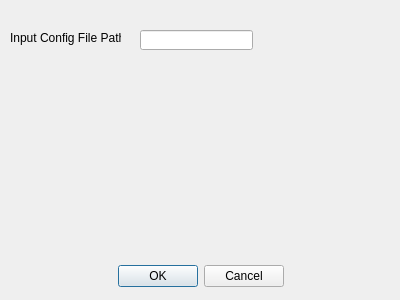
The window that cli_gen_tool/res/ui/preferencesDialog.ui (dstroy0/InputHandler) describes before a commit, drawn with Qt 5.
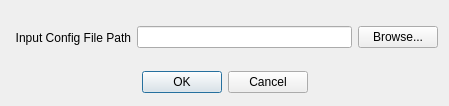
The same window after the commit.

The edit to the form file:
```diff
--- a/cli_gen_tool/res/ui/preferencesDialog.ui
+++ b/cli_gen_tool/res/ui/preferencesDialog.ui
@@ -6,21 +6,66 @@
    <rect>
     <x>0</x>
     <y>0</y>
-    <width>400</width>
-    <height>300</height>
+    <width>449</width>
+    <height>106</height>
    </rect>
   </property>
   <property name="windowTitle">
    <string>Dialog</string>
   </property>
+  <layout class="QGridLayout" name="gridLayout">
+   <item row="0" column="0">
+    <widget class="QLabel" name="label">
+     <property name="sizePolicy">
+      <sizepolicy hsizetype="Expanding" vsizetype="Expanding">
+       <horstretch>0</horstretch>
+       <verstretch>0</verstretch>
+      </sizepolicy>
+     </property>
+     <property name="minimumSize">
+      <size>
+       <width>120</width>
+       <height>0</height>
+      </size>
+     </property>
+     <property name="maximumSize">
+      <size>
+       <width>120</width>
+       <height>16777215</height>
+      </size>
+     </property>
+     <property name="text">
+      <string>Input Config File Path</string>
+     </property>
+     <property name="alignment">
+      <set>Qt::AlignRight|Qt::AlignTrailing|Qt::AlignVCenter</set>
+     </property>
+    </widget>
+   </item>
+   <item row="0" column="1">
+    <widget class="QLineEdit" name="config_path_input">
+     <property name="sizePolicy">
+      <sizepolicy hsizetype="MinimumExpanding" vsizetype="Fixed">
+       <horstretch>0</horstretch>
+       <verstretch>0</verstretch>
+      </sizepolicy>
+     </property>
+    </widget>
+   </item>
+   <item row="0" column="2">
+    <widget class="QPushButton" name="browse_for_config">
+     <property name="text">
+      <string>Browse...</string>
+     </property>
+    </widget>
+   </item>
+   <item row="1" column="0" colspan="3">
   <widget class="QDialogButtonBox" name="buttonBox">
-   <property name="geometry">
-    <rect>
-     <x>30</x>
-     <y>260</y>
-     <width>341</width>
-     <height>32</height>
-    </rect>
+     <property name="minimumSize">
+      <size>
+       <width>0</width>
+       <height>25</height>
+      </size>
    </property>
    <property name="orientation">
     <enum>Qt::Horizontal</enum>
@@ -32,29 +77,8 @@
     <bool>true</bool>
    </property>
   </widget>
-  <widget class="QLabel" name="label">
-   <property name="geometry">
-    <rect>
-     <x>10</x>
-     <y>30</y>
-     <width>111</width>
-     <height>16</height>
-    </rect>
-   </property>
-   <property name="text">
-    <string>Input Config File Path</string>
-   </property>
-  </widget>
-  <widget class="QLineEdit" name="lineEdit">
-   <property name="geometry">
-    <rect>
-     <x>140</x>
-     <y>30</y>
-     <width>113</width>
-     <height>20</height>
-    </rect>
-   </property>
-  </widget>
+   </item>
+  </layout>
  </widget>
  <resources/>
  <connections>
```
Left out of the diff: 2 changed lines with no effect on the pictures. Lines whose indentation alone changed are shown as unchanged.
